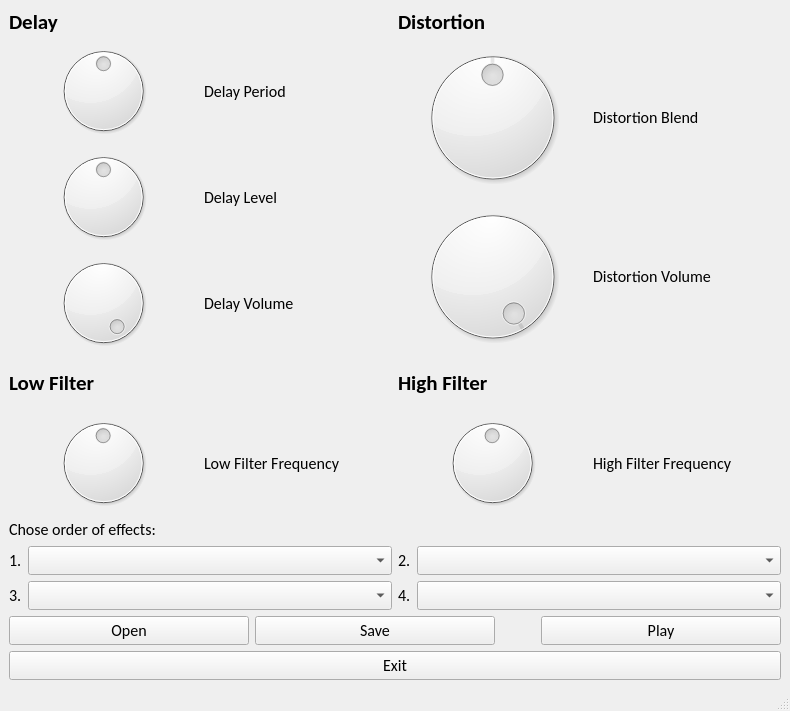
Old version of the form guitar_effects/mainwindow.ui in the repository ferre111/Guitar-effects.
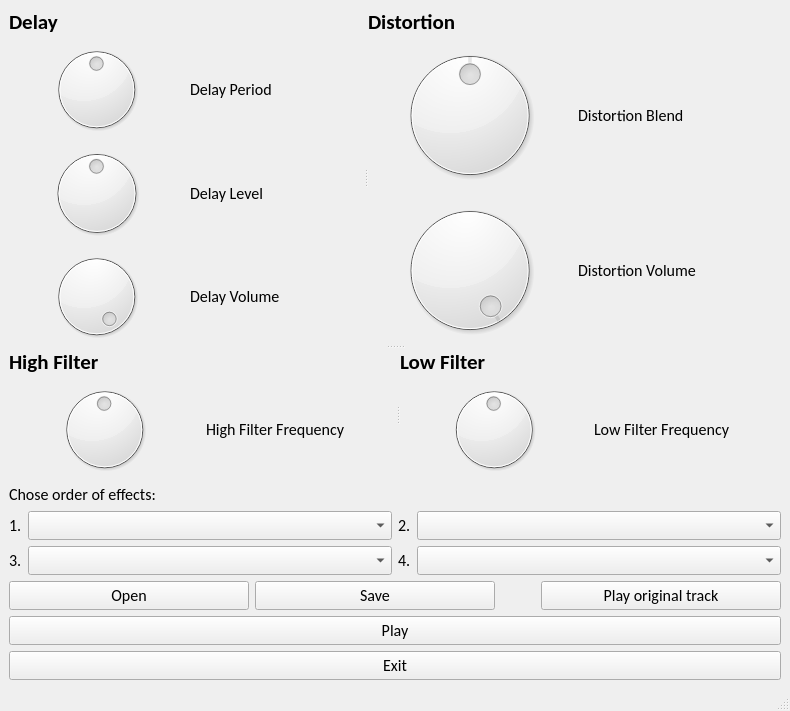
New version of the form.

Diff of the .ui file:
```diff
--- a/guitar_effects/mainwindow.ui
+++ b/guitar_effects/mainwindow.ui
@@ -14,12 +14,17 @@
    <string>MainWindow</string>
   </property>
   <widget class="QWidget" name="centralwidget">
-   <layout class="QVBoxLayout" name="verticalLayout_9">
-    <item>
      <layout class="QVBoxLayout" name="verticalLayout_8">
       <item>
-       <layout class="QHBoxLayout" name="horizontalLayout_7">
-        <item>
+     <widget class="QSplitter" name="splitter_3">
+      <property name="orientation">
+       <enum>Qt::Vertical</enum>
+      </property>
+      <widget class="QSplitter" name="splitter_2">
+       <property name="orientation">
+        <enum>Qt::Horizontal</enum>
+       </property>
+       <widget class="QWidget" name="layoutWidget">
          <layout class="QVBoxLayout" name="verticalLayout_5">
           <item>
            <widget class="QLabel" name="label_Delay">
@@ -173,8 +178,8 @@
            </layout>
           </item>
          </layout>
-        </item>
-        <item>
+       </widget>
+       <widget class="QWidget" name="layoutWidget">
          <layout class="QVBoxLayout" name="verticalLayout_4">
           <item>
            <widget class="QLabel" name="label_Distortion">
@@ -261,67 +266,13 @@
            </layout>
           </item>
          </layout>
-        </item>
-       </layout>
-      </item>
-      <item>
-       <layout class="QHBoxLayout" name="horizontalLayout_16">
-        <item>
-         <layout class="QVBoxLayout" name="verticalLayout_7">
-          <item>
-           <widget class="QLabel" name="label_Low_Filter">
-            <property name="font">
-             <font>
-              <family>Calibri</family>
-              <pointsize>16</pointsize>
-              <weight>75</weight>
-              <bold>true</bold>
-             </font>
-            </property>
-            <property name="layoutDirection">
-             <enum>Qt::LeftToRight</enum>
-            </property>
-            <property name="text">
-             <string>Low Filter</string>
-            </property>
-            <property name="textFormat">
-             <enum>Qt::AutoText</enum>
-            </property>
-           </widget>
-          </item>
-          <item>
-           <layout class="QHBoxLayout" name="horizontalLayout_8">
-            <item>
-             <widget class="QDial" name="dial_Low_Filter">
-              <property name="minimum">
-               <number>50</number>
-              </property>
-              <property name="maximum">
-               <number>20000</number>
-              </property>
-              <property name="value">
-               <number>9975</number>
-              </property>
-             </widget>
-            </item>
-            <item>
-             <widget class="QLabel" name="label_Low_Filter_Freq">
-              <property name="font">
-               <font>
-                <family>Calibri</family>
-                <pointsize>12</pointsize>
-               </font>
-              </property>
-              <property name="text">
-               <string>Low Filter Frequency</string>
-              </property>
-             </widget>
-            </item>
-           </layout>
-          </item>
-         </layout>
-        </item>
-        <item>
+       </widget>
+      </widget>
+      <widget class="QSplitter" name="splitter">
+       <property name="orientation">
+        <enum>Qt::Horizontal</enum>
+       </property>
+       <widget class="QWidget" name="layoutWidget">
          <layout class="QVBoxLayout" name="verticalLayout_6">
           <item>
            <widget class="QLabel" name="label_High_Filter">
@@ -375,10 +326,64 @@
            </layout>
           </item>
          </layout>
-        </item>
+       </widget>
+       <widget class="QWidget" name="layoutWidget">
+        <layout class="QVBoxLayout" name="verticalLayout_7">
+         <item>
+          <widget class="QLabel" name="label_Low_Filter">
+           <property name="font">
+            <font>
+             <family>Calibri</family>
+             <pointsize>16</pointsize>
+             <weight>75</weight>
+             <bold>true</bold>
+            </font>
+           </property>
+           <property name="layoutDirection">
+            <enum>Qt::LeftToRight</enum>
+           </property>
+           <property name="text">
+            <string>Low Filter</string>
+           </property>
+           <property name="textFormat">
+            <enum>Qt::AutoText</enum>
+           </property>
+          </widget>
+         </item>
+         <item>
+          <layout class="QHBoxLayout" name="horizontalLayout_8">
+           <item>
+            <widget class="QDial" name="dial_Low_Filter">
+             <property name="minimum">
+              <number>50</number>
+             </property>
+             <property name="maximum">
+              <number>20000</number>
+             </property>
+             <property name="value">
+              <number>9975</number>
+             </property>
+            </widget>
+           </item>
+           <item>
+            <widget class="QLabel" name="label_Low_Filter_Freq">
+             <property name="font">
+              <font>
+               <family>Calibri</family>
+               <pointsize>12</pointsize>
+              </font>
+             </property>
+             <property name="text">
+              <string>Low Filter Frequency</string>
+             </property>
+            </widget>
+           </item>
        </layout>
       </item>
      </layout>
+       </widget>
+      </widget>
+     </widget>
     </item>
     <item>
      <layout class="QVBoxLayout" name="verticalLayout_3">
@@ -604,13 +609,28 @@
        </spacer>
       </item>
       <item>
+       <widget class="QPushButton" name="pushButton_Play_Original_Track">
+        <property name="sizePolicy">
+         <sizepolicy hsizetype="Minimum" vsizetype="Fixed">
+          <horstretch>0</horstretch>
+          <verstretch>0</verstretch>
+         </sizepolicy>
+        </property>
+        <property name="font">
+         <font>
+          <family>Calibri</family>
+          <pointsize>12</pointsize>
+         </font>
+        </property>
+        <property name="text">
+         <string>Play original track</string>
+        </property>
+       </widget>
+      </item>
+     </layout>
+    </item>
+    <item>
        <widget class="QPushButton" name="pushButton_Play">
-        <property name="sizePolicy">
-         <sizepolicy hsizetype="Minimum" vsizetype="Fixed">
-          <horstretch>0</horstretch>
-          <verstretch>0</verstretch>
-         </sizepolicy>
-        </property>
         <property name="font">
          <font>
           <family>Calibri</family>
@@ -621,8 +641,6 @@
          <string>Play</string>
         </property>
        </widget>
-      </item>
-     </layout>
     </item>
     <item>
      <widget class="QPushButton" name="pushButton_Exit">
```
Lines whose indentation alone changed are shown as unchanged.
